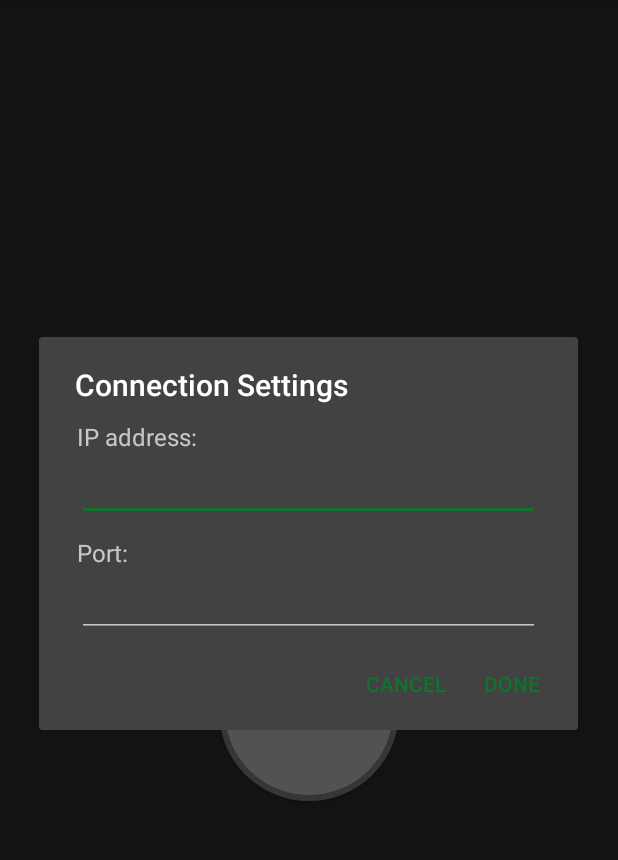
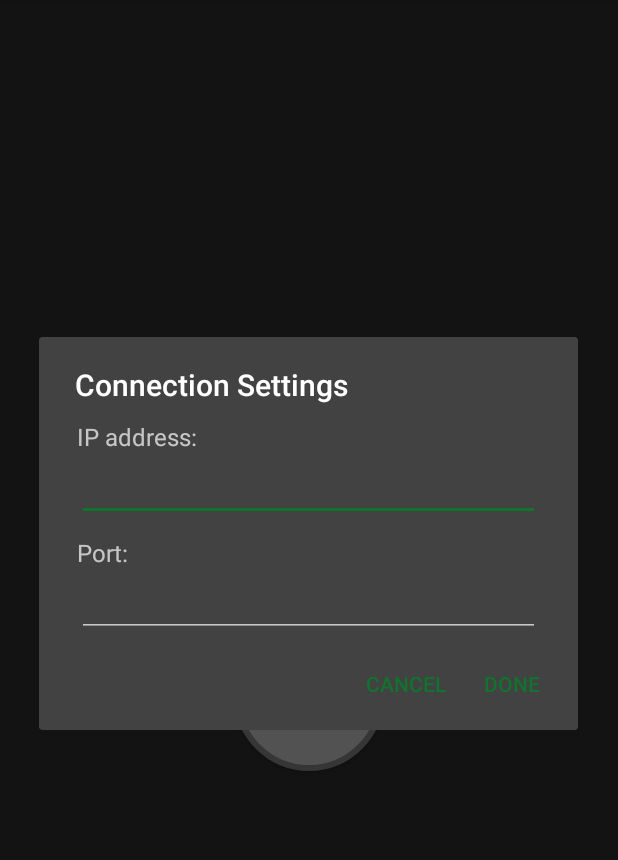
Before and after one commit to anniepap/Cerebro, an Android app: the screen it shows after launch (MainActivity), in the options menu, after a tap on "Connection Settings", on a phone screen of 412 x 824 dp, the part 84-944 px from its top. Run offline under Robolectric (Android 15) with nearby library versions, the phone set to English and light mode, and no system bars; libraries missing offline, so code that uses them is left out: org.eclipse.paho.

Commit message:
last fixes :clock12:

```diff
--- a/cerebro/app/src/main/java/com/example/cerebro/MainActivity.java
+++ b/cerebro/app/src/main/java/com/example/cerebro/MainActivity.java
@@ -49,15 +49,17 @@ public class MainActivity extends AppCompatActivity {
     final Pattern ptn = Pattern.compile(regex);
     SharedPreferences.Editor editor;
 
-    ColorDrawable[] BackGroundColor = {
+    ColorDrawable[] BackGroundOn = {
             new ColorDrawable(Color.parseColor("#0F702C")),
             new ColorDrawable(Color.parseColor("#303030")),
     };
-    ColorDrawable[] BackGroundDefault = {
+    ColorDrawable[] BackGroundOff = {
+            new ColorDrawable(Color.parseColor("#841F13")),
             new ColorDrawable(Color.parseColor("#303030"))
     };
 
-    TransitionDrawable transitiondrawable, defaultdrawable;
+    TransitionDrawable transitiondrawableOn, transitiondrawableOff;
+    LinearLayout background;
 
     @Override
     protected void onCreate(Bundle savedInstanceState) {
@@ -77,17 +79,17 @@ public class MainActivity extends AppCompatActivity {
 
         final Button btnOn = findViewById(R.id.btnOn);
         final Button btnOff = findViewById(R.id.btnOff);
-        final LinearLayout background = findViewById(R.id.linearLayout);
-        transitiondrawable = new TransitionDrawable(BackGroundColor);
-        defaultdrawable = new TransitionDrawable(BackGroundDefault);
+        background = findViewById(R.id.linearLayout);
+        transitiondrawableOn = new TransitionDrawable(BackGroundOn);
+        transitiondrawableOff = new TransitionDrawable(BackGroundOff);
 
         btnOn.setOnClickListener(new View.OnClickListener() {
             @Override
             public void onClick(View view) {
                 turnOnSound();
                 turnOnFlash();
-                background.setBackground(transitiondrawable);
-                transitiondrawable.startTransition(5000);
+                background.setBackground(transitiondrawableOn);
+                transitiondrawableOn.startTransition(5000);
             }
         });
         btnOff.setOnClickListener(new View.OnClickListener() {
@@ -95,7 +97,8 @@ public class MainActivity extends AppCompatActivity {
             public void onClick(View view) {
                 turnOffSound();
                 turnOffFlash();
-                background.setBackground(defaultdrawable);
+                background.setBackground(transitiondrawableOff);
+                transitiondrawableOff.startTransition(1000);
             }
         });
 
@@ -114,9 +117,13 @@ public class MainActivity extends AppCompatActivity {
                 if (cl.getMessage_string().equals("turn On")) {
                     turnOnSound();
                     turnOnFlash();
+//                    background.setBackground(transitiondrawableOn);
+//                    transitiondrawableOn.startTransition(5000);
                 } else if (cl.getMessage_string().equals("turn Off")) {
                     turnOffSound();
                     turnOffFlash();
+//                    background.setBackground(transitiondrawableOff);
+//                    transitiondrawableOff.startTransition(1000);
                 }
             }
         });
@@ -146,12 +153,14 @@ public class MainActivity extends AppCompatActivity {
     // Turning off sound
     private void turnOffSound() {
         if (isSoundOn) {
-            mp.stop();
-            try {
-                mp.prepare();
-            } catch (IOException e) {
-                e.printStackTrace();
-            }
+            // mp.stop();
+            mp.pause();
+            mp.seekTo(0);
+//            try {
+//                mp.prepare();
+//            } catch (IOException e) {
+//                e.printStackTrace();
+//            }
             isSoundOn = false;
         }
     }
@@ -212,6 +221,10 @@ public class MainActivity extends AppCompatActivity {
     @Override
     protected void onDestroy() {
         super.onDestroy();
+        if (camera != null) {
+            camera.release();
+            camera = null;
+        }
     }
 
     @Override
@@ -222,8 +235,6 @@ public class MainActivity extends AppCompatActivity {
     @Override
     protected void onStart() {
         super.onStart();
-        // Log.i("START", "onStart: ON START");
-        // on starting the app get the camera params
         getCamera();
 
         // on starting the app checks internet connection
@@ -242,22 +253,17 @@ public class MainActivity extends AppCompatActivity {
     @Override
     protected void onPause() {
         super.onPause();
-        // Log.i("PAUSE", "onPause: ON PAUSE");
-        turnOffFlash();
     }
 
     @Override
     protected void onResume() {
         super.onResume();
-        // Log.i("RESUME", "onResume: ON RESUME");
-        // Log.i ("SAVED IPport: ", IPport);
         if (cl.isConnectedOnce) // start only if it was started once in the past to avoid slow start up.
             startMqtt();
     }
 
     @Override
     protected void onStop() {
-        Log.i("stop", "onStop: On STOP is called");
         cl.disconnect();
         super.onStop();
         if (this.isFinishing()) {
@@ -266,10 +272,6 @@ public class MainActivity extends AppCompatActivity {
         if (this.wifiReceiver != null) {
             unregisterReceiver(wifiReceiver);
             wifiReceiver = null;
-        }
-        if (camera != null) {
-            camera.release();
-            camera = null;
         }
     }
 
--- a/cerebro/app/src/main/res/layout/content_main.xml
+++ b/cerebro/app/src/main/res/layout/content_main.xml
@@ -24,25 +24,25 @@
 
         <Button
             android:id="@+id/btnOn"
-            android:layout_width="120dp"
-            android:layout_height="120dp"
+            android:layout_width="100dp"
+            android:layout_height="100dp"
             android:layout_margin="30dp"
             android:background="@drawable/buttonshape"
             android:shadowColor="#232927"
             android:text="@string/on"
             android:textColor="@drawable/buttontext"
-            android:textSize="18sp" />
+            android:textSize="20sp" />
 
         <Button
             android:id="@+id/btnOff"
-            android:layout_width="120dp"
-            android:layout_height="120dp"
+            android:layout_width="100dp"
+            android:layout_height="100dp"
             android:layout_margin="30dp"
             android:background="@drawable/buttonshapeoff"
             android:shadowColor="#232927"
             android:text="@string/off"
             android:textColor="@drawable/buttontextoff"
-            android:textSize="18sp" />
+            android:textSize="20sp" />
     </LinearLayout>
 
 </android.support.constraint.ConstraintLayout>
```
Also changed, not shown: 2 other files.
